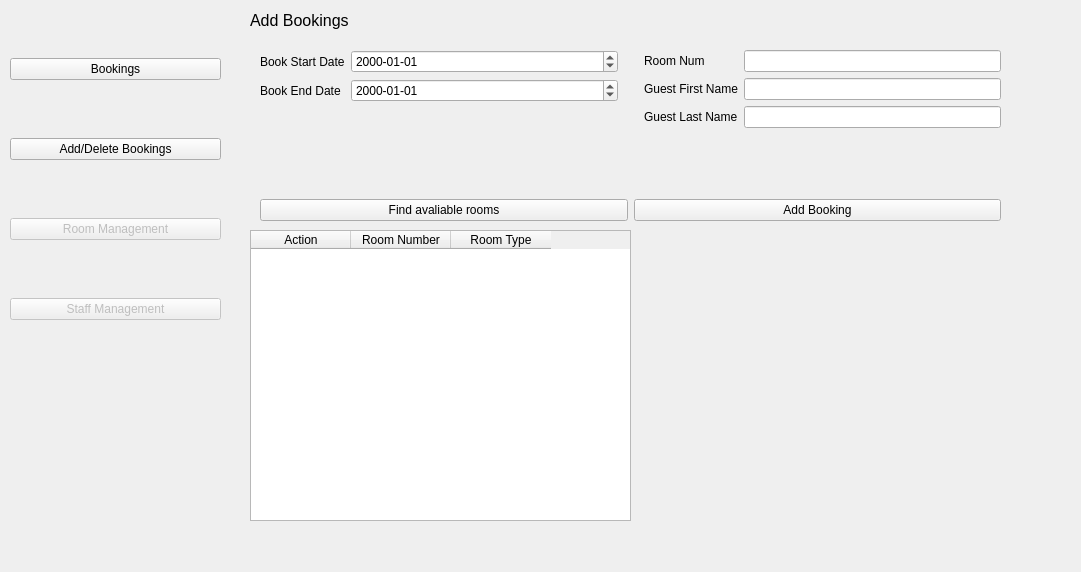
Old version of the form main_window.ui in the repository Yuting-H/LiteStay.
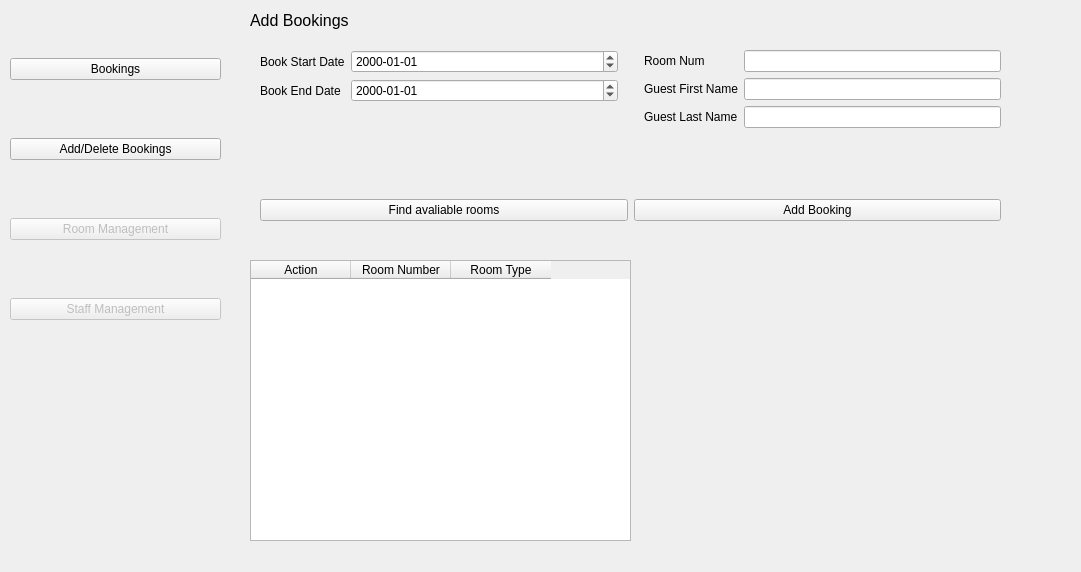
New version of the form.

Diff of the .ui file:
```diff
--- a/main_window.ui
+++ b/main_window.ui
@@ -495,9 +495,9 @@
       <property name="geometry">
        <rect>
         <x>0</x>
-        <y>230</y>
+        <y>260</y>
         <width>381</width>
-        <height>291</height>
+        <height>281</height>
        </rect>
       </property>
       <column>
```
